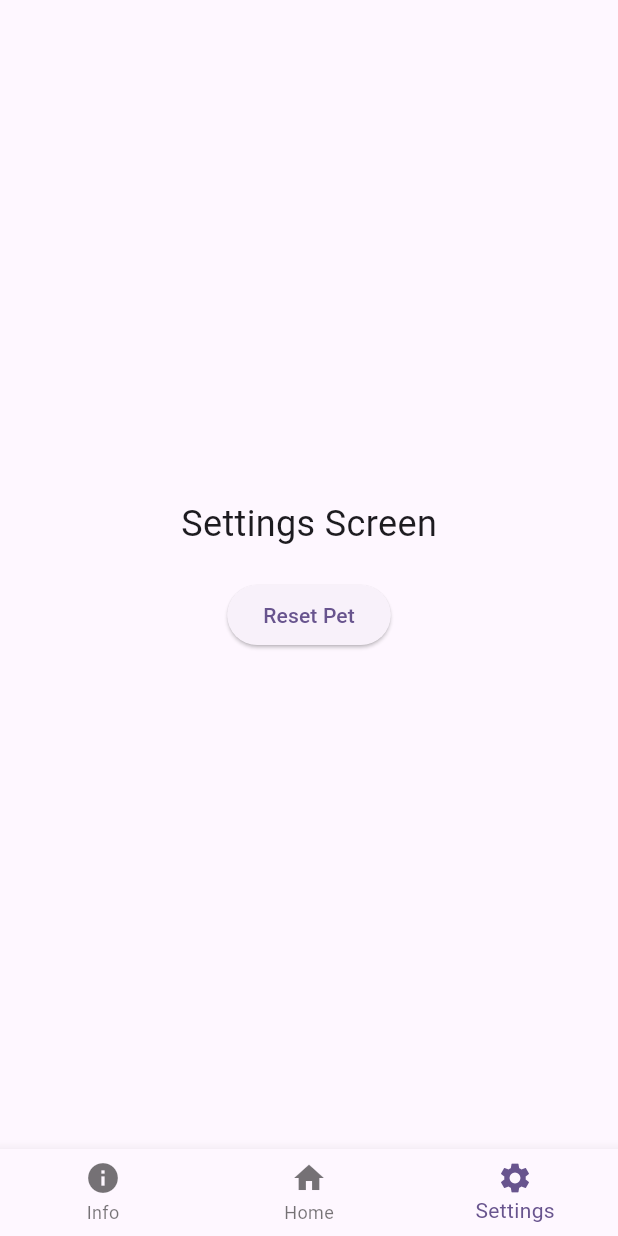
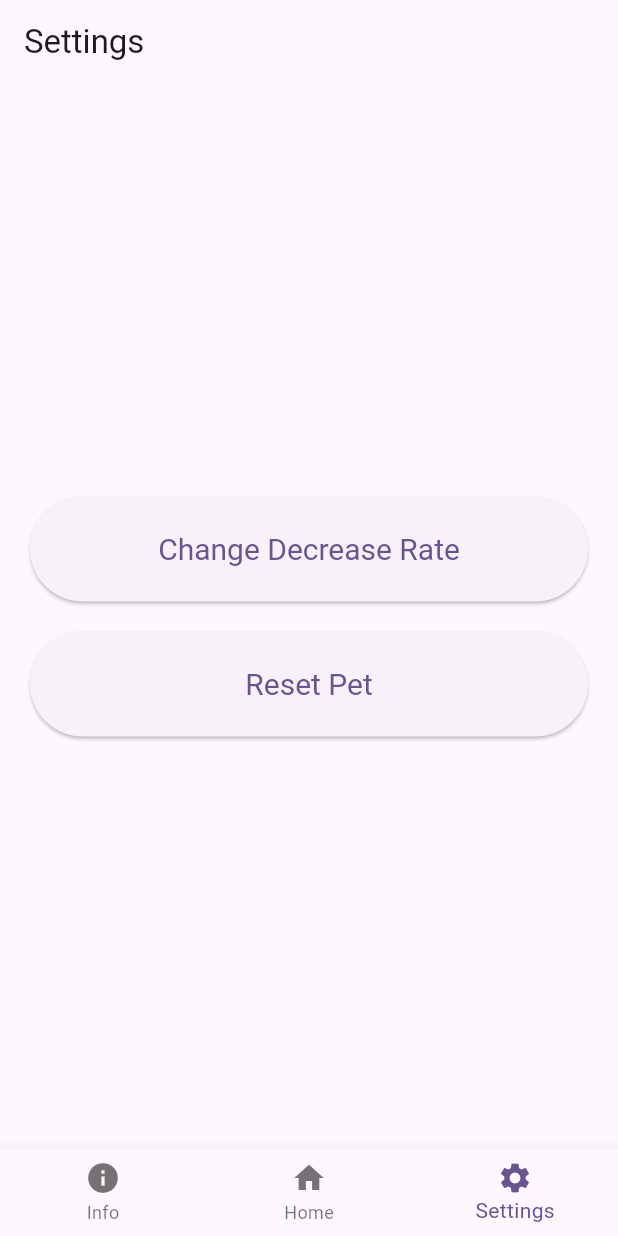
Before and after one commit to Jusss10/PetGame, a Flutter app: the screen it shows after launch, item 3 of the bottom bar chosen, on a phone screen of 412 x 824 dp. Run offline on Flutter 3.47's test engine with Material 3 defaults, Android fonts, the phone set to English and light mode, and no system bars; our stand-ins replace audioplayers, shared_preferences.

Commit message:
new button and settings screen choose speed

```diff
--- a/lib/screens/settings_screen.dart
+++ b/lib/screens/settings_screen.dart
@@ -1,19 +1,72 @@
 import 'package:flutter/material.dart';
 import '../models/pet_model.dart';
+import '../widgets/other_button.dart';
 import 'creation.screen.dart';
 
-class SettingsScreen extends StatelessWidget {
+class SettingsScreen extends StatefulWidget {
   const SettingsScreen({super.key});
 
   @override
+  State<SettingsScreen> createState() => _SettingsScreenState();
+}
+
+class _SettingsScreenState extends State<SettingsScreen> {
+  String selectedSpeed = "Normal";
+
+  void _showSpeedSettings() {
+    showModalBottomSheet(
+      context: context,
+      isScrollControlled: true,
+      shape: const RoundedRectangleBorder(
+        borderRadius: BorderRadius.vertical(top: Radius.circular(20)),
+      ),
+      builder: (context) {
+        return Padding(
+          padding: const EdgeInsets.all(20),
+          child: Column(
+            mainAxisSize: MainAxisSize.min,
+            children: [
+              const Text(
+                "Change Decrease Rate",
+                style: TextStyle(fontSize: 24, fontWeight: FontWeight.bold),
+              ),
+              const Divider(),
+              _buildRadioButton("Slow", "Slow (Needs decrease slowly)"),
+              _buildRadioButton("Normal", "Normal (Default speed)"),
+              _buildRadioButton("Fast", "Fast (Needs decrease quickly)"),
+              const SizedBox(height: 20),
+              OtherButton(text: "Close", onPressed: () => Navigator.pop(context)),
+            ],
+          ),
+        );
+      },
+    );
+  }
+
+  Widget _buildRadioButton(String value, String text) {
+    return RadioListTile<String>(
+      title: Text(text),
+      value: value,
+      groupValue: selectedSpeed,
+      onChanged: (newValue) {
+        setState(() {
+          selectedSpeed = newValue!;
+        });
+        Navigator.pop(context);
+      },
+    );
+  }
+
+  @override
   Widget build(BuildContext context) {
-    return Center(
-      child: Column(
+    return Scaffold(
+      appBar: AppBar(title: const Text("Settings")),
+      body: Column(
         mainAxisAlignment: MainAxisAlignment.center,
         children: [
-          const Text('Settings Screen', style: TextStyle(fontSize: 24)),
-          const SizedBox(height: 20),
-          ElevatedButton(
+          OtherButton(text: "Change Decrease Rate", onPressed: _showSpeedSettings),
+          OtherButton(
+            text: "Reset Pet",
             onPressed: () async {
               await PetModel().resetPet();
               if (context.mounted) {
@@ -23,7 +76,6 @@ class SettingsScreen extends StatelessWidget {
                 );
               }
             },
-            child: const Text('Reset Pet'),
           ),
         ],
       ),
--- /dev/null
+++ b/lib/widgets/other_button.dart
@@ -0,0 +1,26 @@
+import 'package:flutter/material.dart';
+
+class OtherButton extends StatelessWidget {
+  final String text;
+  final VoidCallback onPressed;
+
+  const OtherButton({super.key, required this.text, required this.onPressed,});
+
+  @override
+  Widget build(BuildContext context) {
+    return Padding(
+      padding: const EdgeInsets.symmetric(vertical: 10, horizontal: 20),
+      child: SizedBox(
+        width: double.infinity,
+        height: 70,
+        child: ElevatedButton(
+          onPressed: onPressed,
+          style: ElevatedButton.styleFrom(
+            textStyle: const TextStyle(fontSize: 20),
+          ),
+          child: Text(text),
+        ),
+      ),
+    );
+  }
+}
```
Also changed, not shown: lib/screens/info_screen.dart (+22 -90 lines).
